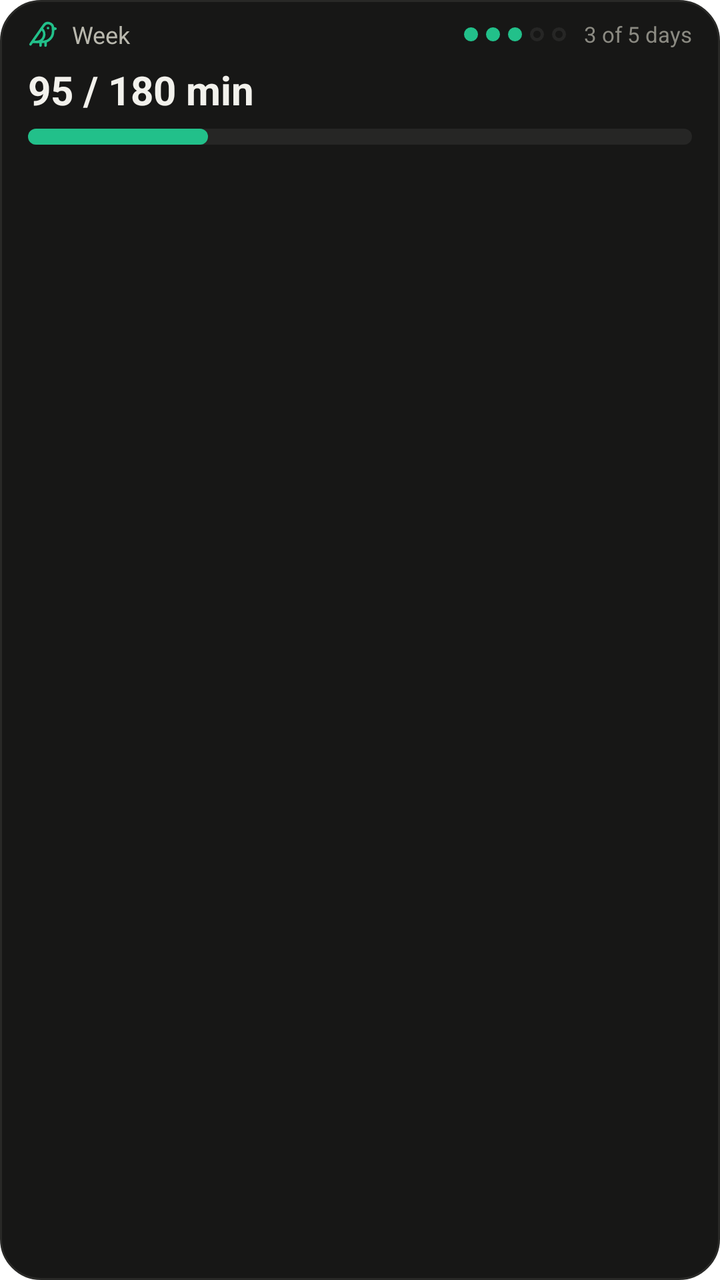
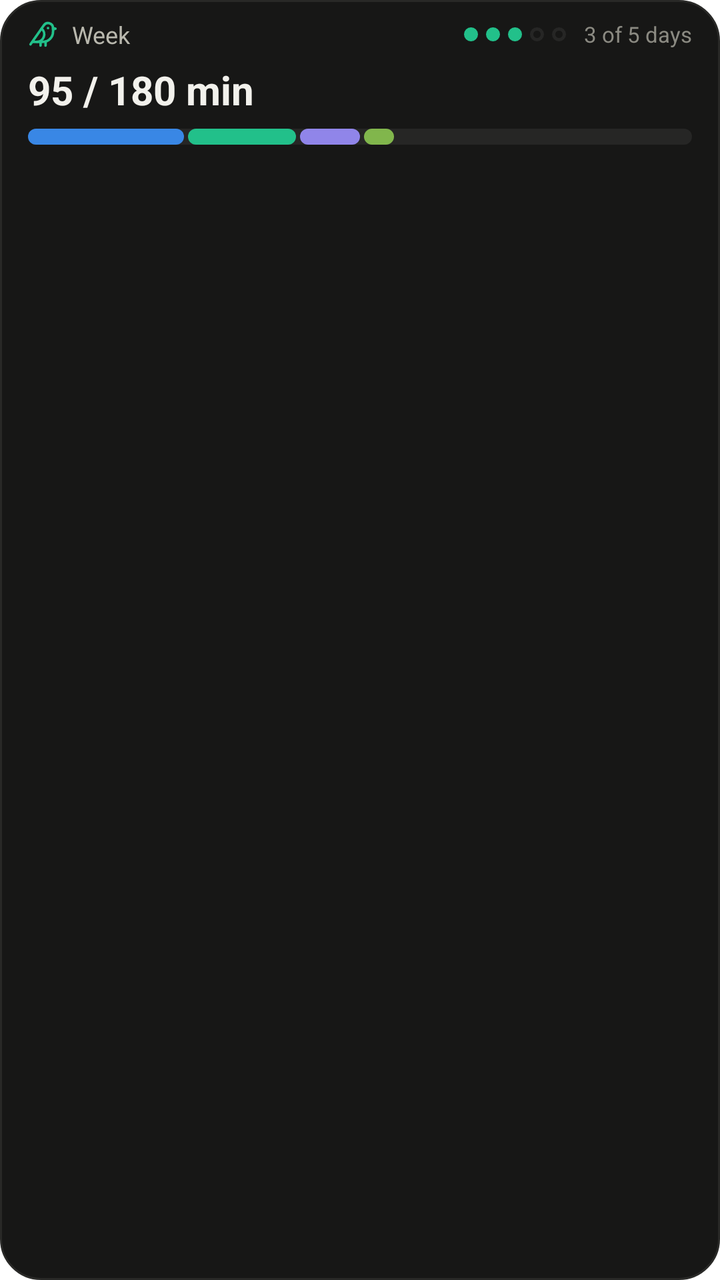

Before-and-after screenshots of an Android layout around one commit, followed by the original layout XML and the change that was made.
<!-- AndroidManifest.xml: application theme Theme.kiebitz -->
<!-- res/layout/widget_preview_week.xml -->
<?xml version="1.0" encoding="utf-8"?>
<LinearLayout xmlns:android="http://schemas.android.com/apk/res/android"
    android:layout_width="match_parent"
    android:layout_height="match_parent"
    android:orientation="vertical"
    android:background="@drawable/widget_surface"
    android:paddingLeft="14dp"
    android:paddingRight="14dp"
    android:paddingTop="9dp"
    android:paddingBottom="10dp">

    <LinearLayout
        android:layout_width="match_parent"
        android:layout_height="wrap_content"
        android:orientation="horizontal"
        android:gravity="center_vertical">

        <ImageView
            android:layout_width="15dp"
            android:layout_height="15dp"
            android:src="@drawable/ic_widget_bird"
            android:contentDescription="@null" />

        <TextView
            android:layout_width="0dp"
            android:layout_weight="1"
            android:layout_height="wrap_content"
            android:layout_marginStart="7dp"
            android:text="@string/widget_week_short"
            android:textColor="@color/widget_ink2"
            android:textSize="12sp" />

        <View
            android:layout_width="7dp"
            android:layout_height="7dp"
            android:background="@drawable/widget_dot_accent" />

        <View
            android:layout_width="7dp"
            android:layout_height="7dp"
            android:layout_marginStart="4dp"
            android:background="@drawable/widget_dot_accent" />

        <View
            android:layout_width="7dp"
            android:layout_height="7dp"
            android:layout_marginStart="4dp"
            android:background="@drawable/widget_dot_accent" />

        <View
            android:layout_width="7dp"
            android:layout_height="7dp"
            android:layout_marginStart="4dp"
            android:background="@drawable/widget_dot_open" />

        <View
            android:layout_width="7dp"
            android:layout_height="7dp"
            android:layout_marginStart="4dp"
            android:background="@drawable/widget_dot_open" />

        <TextView
            android:layout_width="wrap_content"
            android:layout_height="wrap_content"
            android:layout_marginStart="9dp"
            android:maxLines="1"
            android:text="@string/widget_preview_week_days"
            android:textColor="@color/widget_ink3"
            android:textSize="11sp" />
    </LinearLayout>

    <TextView
        android:layout_width="wrap_content"
        android:layout_height="wrap_content"
        android:layout_marginTop="6dp"
        android:text="@string/widget_preview_week_ratio"
        android:textColor="@color/widget_ink"
        android:textSize="20sp"
        android:textStyle="bold" />

    <FrameLayout
        android:layout_width="match_parent"
        android:layout_height="8dp"
        android:layout_marginTop="6dp"
        android:background="@drawable/widget_track">

        <View
            android:layout_width="90dp"
            android:layout_height="match_parent"
            android:background="@drawable/widget_bar" />
    </FrameLayout>
</LinearLayout>
<!-- resources referenced by this layout -->
<resources>
  <color name="widget_ink">#FFF2F1EC</color>
  <color name="widget_ink2">#FFB9B8AE</color>
  <color name="widget_ink3">#FF8B8A82</color>
  <!-- drawable widget_bar (drawable) -->
  <?xml version="1.0" encoding="utf-8"?>
  <shape xmlns:android="http://schemas.android.com/apk/res/android" android:shape="rectangle">
      <corners android:radius="999dp" />
      <solid android:color="@color/widget_accent" />
  </shape>
  <!-- drawable widget_dot_accent (drawable) -->
  <?xml version="1.0" encoding="utf-8"?>
  <shape xmlns:android="http://schemas.android.com/apk/res/android" android:shape="oval">
      <solid android:color="@color/widget_accent" />
  </shape>
  <!-- drawable widget_dot_open (drawable) -->
  <?xml version="1.0" encoding="utf-8"?>
  <shape xmlns:android="http://schemas.android.com/apk/res/android" android:shape="oval">
      <solid android:color="@android:color/transparent" />
      <stroke android:width="1.5dp" android:color="@color/widget_track" />
  </shape>
  <!-- drawable widget_surface (drawable) -->
  <?xml version="1.0" encoding="utf-8"?>
  <shape xmlns:android="http://schemas.android.com/apk/res/android" android:shape="rectangle">
      <corners android:radius="20dp" />
      <solid android:color="@color/widget_surface" />
      <stroke android:width="1dp" android:color="@color/widget_line" />
  </shape>
  <!-- drawable widget_track (drawable) -->
  <?xml version="1.0" encoding="utf-8"?>
  <shape xmlns:android="http://schemas.android.com/apk/res/android" android:shape="rectangle">
      <corners android:radius="999dp" />
      <solid android:color="@color/widget_track" />
  </shape>
  <string name="widget_preview_week_days">3 of 5 days</string>
  <string name="widget_preview_week_ratio">95 / 180 min</string>
  <string name="widget_week_short">Week</string>
  <style name="Theme.kiebitz" parent="Theme.MaterialComponents.DayNight.NoActionBar">
          
      </style>
  <color name="widget_accent">#FF22C08A</color>
  <color name="widget_track">#FF262625</color>
  <color name="widget_surface">#FF171716</color>
  <color name="widget_line">#FF292927</color>
  <!-- unchanged entries left out for length: 1 -->
</resources>

<!-- the commit's change to res/layout/widget_preview_week.xml (unified diff, before → after) -->
@@ -78,15 +78,34 @@
         android:textSize="20sp"
         android:textStyle="bold" />
 
-    <FrameLayout
+    <LinearLayout
         android:layout_width="match_parent"
         android:layout_height="8dp"
         android:layout_marginTop="6dp"
+        android:orientation="horizontal"
         android:background="@drawable/widget_track">
 
         <View
-            android:layout_width="90dp"
+            android:layout_width="78dp"
             android:layout_height="match_parent"
-            android:background="@drawable/widget_bar" />
-    </FrameLayout>
+            android:background="@drawable/widget_seg_tactics" />
+
+        <View
+            android:layout_width="54dp"
+            android:layout_height="match_parent"
+            android:layout_marginStart="2dp"
+            android:background="@drawable/widget_seg_play" />
+
+        <View
+            android:layout_width="30dp"
+            android:layout_height="match_parent"
+            android:layout_marginStart="2dp"
+            android:background="@drawable/widget_seg_openings" />
+
+        <View
+            android:layout_width="15dp"
+            android:layout_height="match_parent"
+            android:layout_marginStart="2dp"
+            android:background="@drawable/widget_seg_analysis" />
+    </LinearLayout>
 </LinearLayout>
<!-- resource entries referenced after the edit -->
@@ -3,12 +3,6 @@
   <color name="widget_ink">#FFF2F1EC</color>
   <color name="widget_ink2">#FFB9B8AE</color>
   <color name="widget_ink3">#FF8B8A82</color>
-  <!-- drawable widget_bar (drawable) -->
-  <?xml version="1.0" encoding="utf-8"?>
-  <shape xmlns:android="http://schemas.android.com/apk/res/android" android:shape="rectangle">
-      <corners android:radius="999dp" />
-      <solid android:color="@color/widget_accent" />
-  </shape>
   <!-- drawable widget_dot_accent (drawable) -->
   <?xml version="1.0" encoding="utf-8"?>
   <shape xmlns:android="http://schemas.android.com/apk/res/android" android:shape="oval">
@@ -19,6 +13,30 @@
   <shape xmlns:android="http://schemas.android.com/apk/res/android" android:shape="oval">
       <solid android:color="@android:color/transparent" />
       <stroke android:width="1.5dp" android:color="@color/widget_track" />
+  </shape>
+  <!-- drawable widget_seg_analysis (drawable) -->
+  <?xml version="1.0" encoding="utf-8"?>
+  <shape xmlns:android="http://schemas.android.com/apk/res/android" android:shape="rectangle">
+      <corners android:radius="999dp" />
+      <solid android:color="@color/widget_area_analysis" />
+  </shape>
+  <!-- drawable widget_seg_openings (drawable) -->
+  <?xml version="1.0" encoding="utf-8"?>
+  <shape xmlns:android="http://schemas.android.com/apk/res/android" android:shape="rectangle">
+      <corners android:radius="999dp" />
+      <solid android:color="@color/widget_area_openings" />
+  </shape>
+  <!-- drawable widget_seg_play (drawable) -->
+  <?xml version="1.0" encoding="utf-8"?>
+  <shape xmlns:android="http://schemas.android.com/apk/res/android" android:shape="rectangle">
+      <corners android:radius="999dp" />
+      <solid android:color="@color/widget_area_play" />
+  </shape>
+  <!-- drawable widget_seg_tactics (drawable) -->
+  <?xml version="1.0" encoding="utf-8"?>
+  <shape xmlns:android="http://schemas.android.com/apk/res/android" android:shape="rectangle">
+      <corners android:radius="999dp" />
+      <solid android:color="@color/widget_area_tactics" />
   </shape>
   <!-- drawable widget_surface (drawable) -->
   <?xml version="1.0" encoding="utf-8"?>
@@ -41,6 +59,10 @@
       </style>
   <color name="widget_accent">#FF22C08A</color>
   <color name="widget_track">#FF262625</color>
+  <color name="widget_area_analysis">#FF81B64C</color>
+  <color name="widget_area_openings">#FF9085E9</color>
+  <color name="widget_area_play">#FF22C08A</color>
+  <color name="widget_area_tactics">#FF3987E5</color>
   <color name="widget_surface">#FF171716</color>
   <color name="widget_line">#FF292927</color>
   <!-- unchanged entries left out for length: 1 -->
